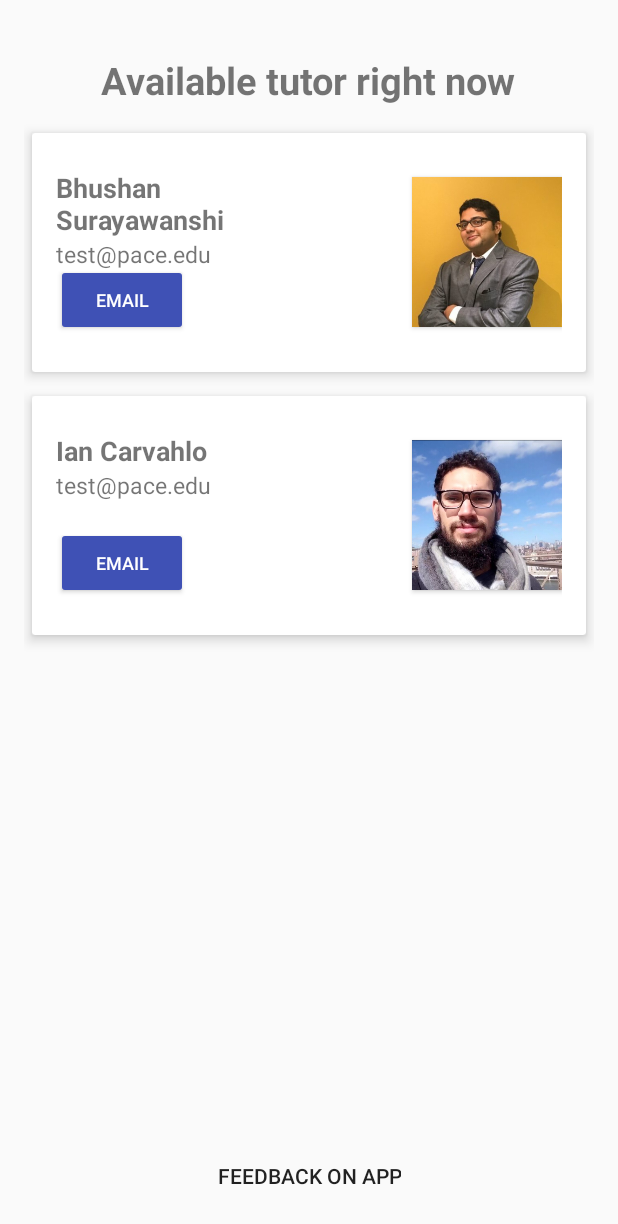
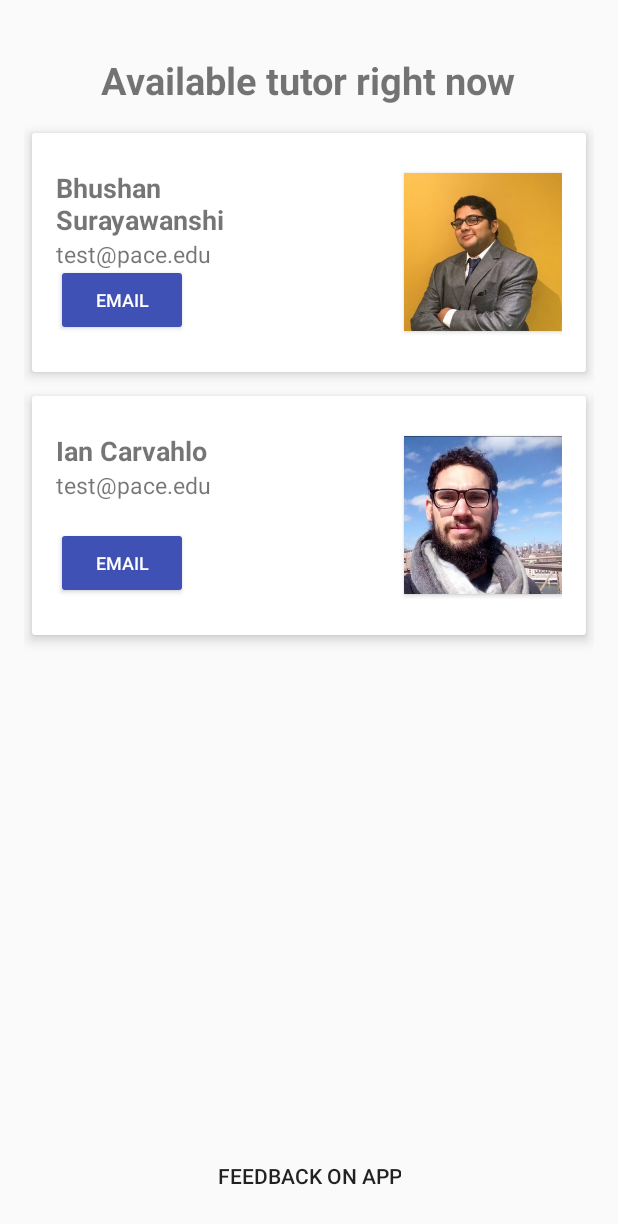
Before and after one commit to paceuniversity/pacemobilelab, an Android app: the layout content_main.xml on its own in the app's theme, with its tools: preview values and no code run, on a phone screen of 412 x 824 dp. Shown: the top 1224 px of the screen. Run offline under Robolectric (Android 15) with nearby library versions, the phone set to English and light mode, and no system bars.

Commit message:
Changed picture size slightly

```diff
--- a/Tutor/app/src/main/res/layout/content_main.xml
+++ b/Tutor/app/src/main/res/layout/content_main.xml
@@ -83,8 +83,8 @@
             </LinearLayout>
 
             <ImageView
-                android:layout_width="100dp"
-                android:layout_height="100dp"
+                android:layout_width="105dp"
+                android:layout_height="105dp"
                 android:id="@+id/iv_Tutor1"
                 android:background="@drawable/bushan"
                 android:layout_centerVertical="true"
@@ -153,8 +153,8 @@
             </LinearLayout>
 
             <ImageView
-                android:layout_width="100dp"
-                android:layout_height="100dp"
+                android:layout_width="105dp"
+                android:layout_height="105dp"
                 android:background="@drawable/ian"
                 android:id="@+id/iv_Tutor2"
                 android:layout_centerVertical="true"
```
